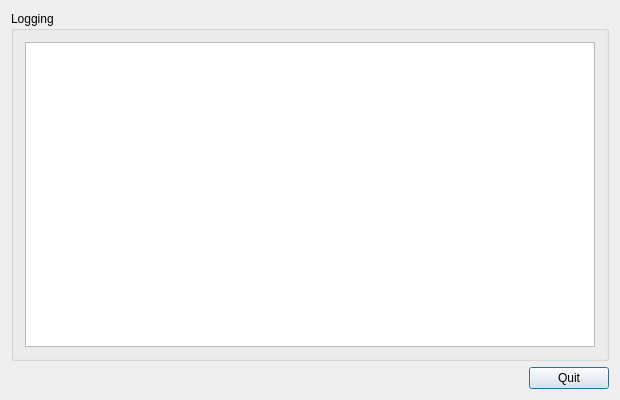
Old version of the form examples/TestSimpleQtLoggerGui/dialog.ui in the repository Mokolea/SimpleQtLogger.
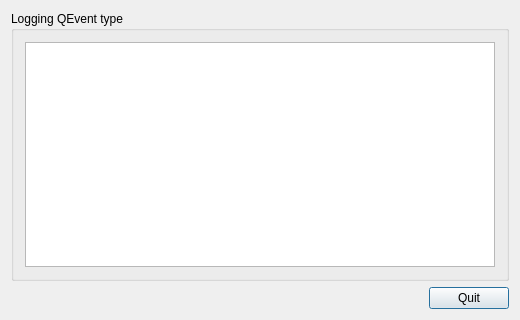
New version of the form.

Commit message: Print event type name

Patch:
```diff
--- a/examples/TestSimpleQtLoggerGui/dialog.ui
+++ b/examples/TestSimpleQtLoggerGui/dialog.ui
@@ -6,8 +6,8 @@
    <rect>
     <x>0</x>
     <y>0</y>
-    <width>620</width>
-    <height>400</height>
+    <width>520</width>
+    <height>320</height>
    </rect>
   </property>
   <property name="windowTitle">
@@ -17,7 +17,7 @@
    <item>
     <widget class="QGroupBox" name="groupBoxLog">
      <property name="title">
-      <string>Logging</string>
+      <string>Logging QEvent type</string>
      </property>
      <layout class="QVBoxLayout" name="verticalLayout">
       <item>
```
The commit also changes 1 other file.
